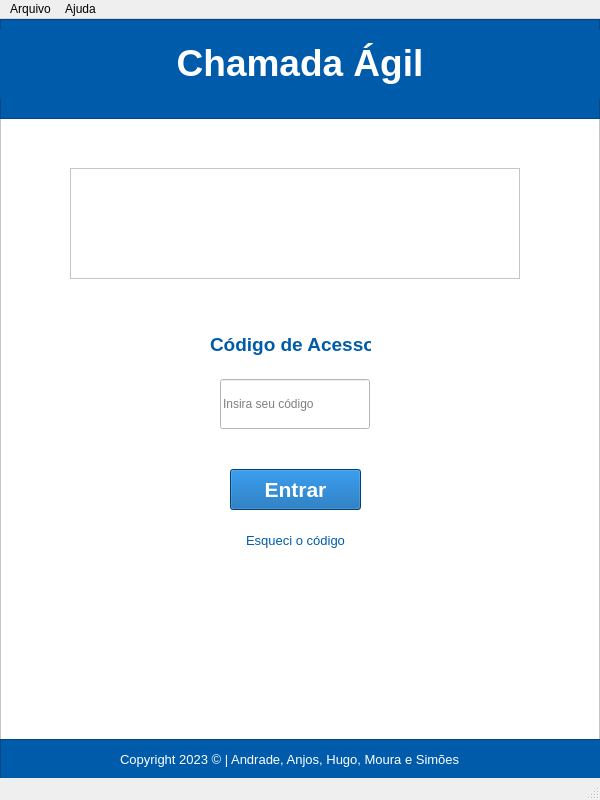
Qt form view/home.ui (DiegoSMAnjos/SENAI-TDS-TCC-Chamada-Agil) before a commit.
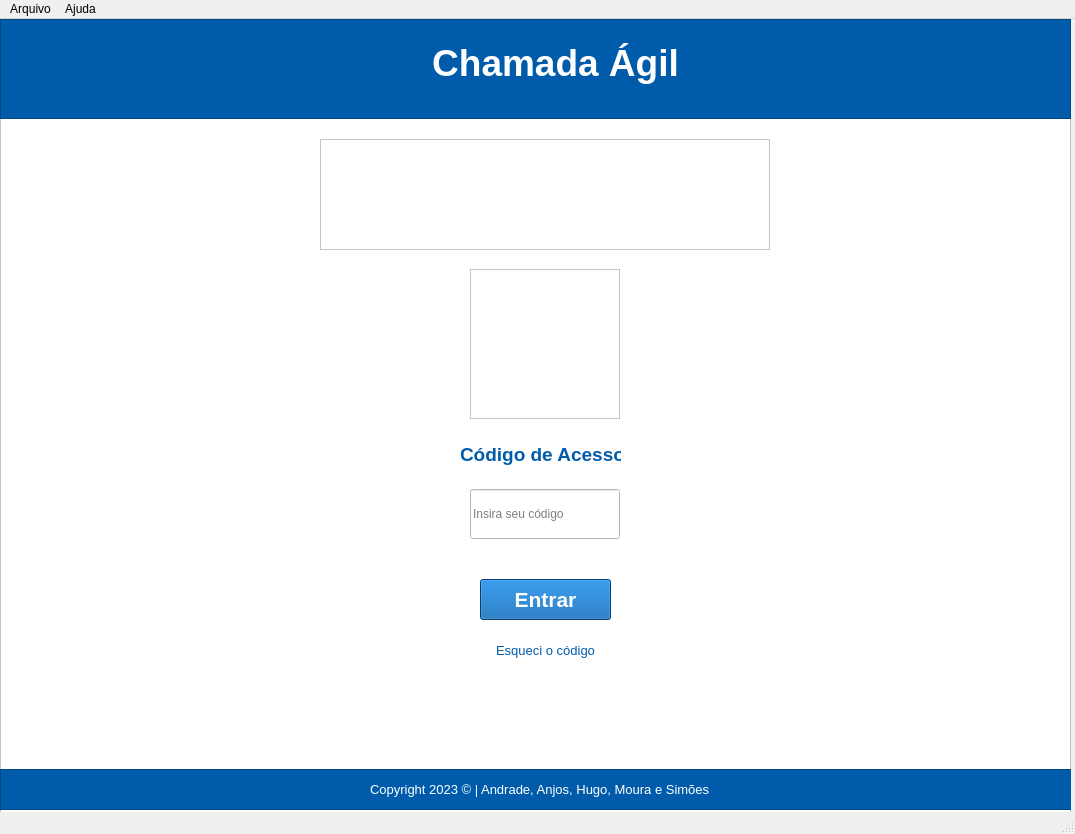
The same form after that commit. Icons and pictures are not drawn.

```diff
--- a/view/home.ui
+++ b/view/home.ui
@@ -6,20 +6,20 @@
    <rect>
     <x>0</x>
     <y>0</y>
-    <width>600</width>
-    <height>800</height>
+    <width>1075</width>
+    <height>834</height>
    </rect>
   </property>
   <property name="minimumSize">
    <size>
-    <width>600</width>
-    <height>800</height>
+    <width>1075</width>
+    <height>834</height>
    </size>
   </property>
   <property name="maximumSize">
    <size>
-    <width>600</width>
-    <height>800</height>
+    <width>1075</width>
+    <height>834</height>
    </size>
   </property>
   <property name="windowTitle">
@@ -31,8 +31,8 @@
      <rect>
       <x>0</x>
       <y>0</y>
-      <width>600</width>
-      <height>780</height>
+      <width>1071</width>
+      <height>811</height>
      </rect>
     </property>
     <property name="styleSheet">
@@ -47,8 +47,8 @@
     <widget class="QFrame" name="logoSenai">
      <property name="geometry">
       <rect>
-       <x>70</x>
-       <y>149</y>
+       <x>320</x>
+       <y>120</y>
        <width>450</width>
        <height>111</height>
       </rect>
@@ -70,7 +70,7 @@
       <rect>
        <x>0</x>
        <y>0</y>
-       <width>600</width>
+       <width>1071</width>
        <height>100</height>
       </rect>
      </property>
@@ -86,9 +86,9 @@
      <widget class="QLabel" name="lblTituloHome">
       <property name="geometry">
        <rect>
-        <x>0</x>
+        <x>430</x>
         <y>10</y>
-        <width>600</width>
+        <width>251</width>
         <height>70</height>
        </rect>
       </property>
@@ -109,55 +109,11 @@
       </property>
      </widget>
     </widget>
-    <widget class="QFrame" name="footer">
-     <property name="geometry">
-      <rect>
-       <x>0</x>
-       <y>720</y>
-       <width>601</width>
-       <height>41</height>
-      </rect>
-     </property>
-     <property name="styleSheet">
-      <string notr="true">background-color: rgb(0, 92, 170);</string>
-     </property>
-     <property name="frameShape">
-      <enum>QFrame::StyledPanel</enum>
-     </property>
-     <property name="frameShadow">
-      <enum>QFrame::Raised</enum>
-     </property>
-     <widget class="QLabel" name="lblFooter">
-      <property name="geometry">
-       <rect>
-        <x>120</x>
-        <y>10</y>
-        <width>351</width>
-        <height>21</height>
-       </rect>
-      </property>
-      <property name="font">
-       <font>
-        <family>Segoe UI</family>
-        <pointsize>10</pointsize>
-        <weight>50</weight>
-        <italic>false</italic>
-        <bold>false</bold>
-       </font>
-      </property>
-      <property name="styleSheet">
-       <string notr="true">color: rgb(255, 255, 255);</string>
-      </property>
-      <property name="text">
-       <string>Copyright 2023 © | Andrade, Anjos, Hugo, Moura e Simões</string>
-      </property>
-     </widget>
-    </widget>
     <widget class="QLabel" name="label">
      <property name="geometry">
       <rect>
-       <x>210</x>
-       <y>290</y>
+       <x>460</x>
+       <y>400</y>
        <width>161</width>
        <height>71</height>
       </rect>
@@ -175,8 +131,8 @@
     <widget class="QLineEdit" name="lineEdit">
      <property name="geometry">
       <rect>
-       <x>220</x>
-       <y>360</y>
+       <x>470</x>
+       <y>470</y>
        <width>150</width>
        <height>50</height>
       </rect>
@@ -191,8 +147,8 @@
     <widget class="QPushButton" name="pushButton">
      <property name="geometry">
       <rect>
-       <x>230</x>
-       <y>450</y>
+       <x>480</x>
+       <y>560</y>
        <width>131</width>
        <height>41</height>
       </rect>
@@ -216,8 +172,8 @@
     <widget class="QPushButton" name="pushButton_2">
      <property name="geometry">
       <rect>
-       <x>230</x>
-       <y>510</y>
+       <x>480</x>
+       <y>620</y>
        <width>131</width>
        <height>23</height>
       </rect>
@@ -238,6 +194,71 @@
       <bool>true</bool>
      </property>
     </widget>
+    <widget class="QFrame" name="footer">
+     <property name="geometry">
+      <rect>
+       <x>0</x>
+       <y>750</y>
+       <width>1081</width>
+       <height>41</height>
+      </rect>
+     </property>
+     <property name="styleSheet">
+      <string notr="true">background-color: rgb(0, 92, 170);</string>
+     </property>
+     <property name="frameShape">
+      <enum>QFrame::StyledPanel</enum>
+     </property>
+     <property name="frameShadow">
+      <enum>QFrame::Raised</enum>
+     </property>
+     <widget class="QLabel" name="lblFooter">
+      <property name="geometry">
+       <rect>
+        <x>370</x>
+        <y>10</y>
+        <width>351</width>
+        <height>21</height>
+       </rect>
+      </property>
+      <property name="font">
+       <font>
+        <family>Segoe UI</family>
+        <pointsize>10</pointsize>
+        <weight>50</weight>
+        <italic>false</italic>
+        <bold>false</bold>
+       </font>
+      </property>
+      <property name="styleSheet">
+       <string notr="true">color: rgb(255, 255, 255);</string>
+      </property>
+      <property name="text">
+       <string>Copyright 2023 © | Andrade, Anjos, Hugo, Moura e Simões</string>
+      </property>
+     </widget>
+    </widget>
+    <widget class="QFrame" name="logoUser">
+     <property name="geometry">
+      <rect>
+       <x>470</x>
+       <y>250</y>
+       <width>150</width>
+       <height>150</height>
+      </rect>
+     </property>
+     <property name="styleSheet">
+      <string notr="true">QFrame {
+border-image: url(:/newPrefix/user-circle.png) 0 0 0 0 stretch stretch;
+}</string>
+     </property>
+     <property name="frameShape">
+      <enum>QFrame::StyledPanel</enum>
+     </property>
+     <property name="frameShadow">
+      <enum>QFrame::Raised</enum>
+     </property>
+    </widget>
    </widget>
   </widget>
   <widget class="QStatusBar" name="statusbar"/>
@@ -246,7 +267,7 @@
     <rect>
      <x>0</x>
      <y>0</y>
-     <width>600</width>
+     <width>1075</width>
      <height>21</height>
     </rect>
    </property>
```
